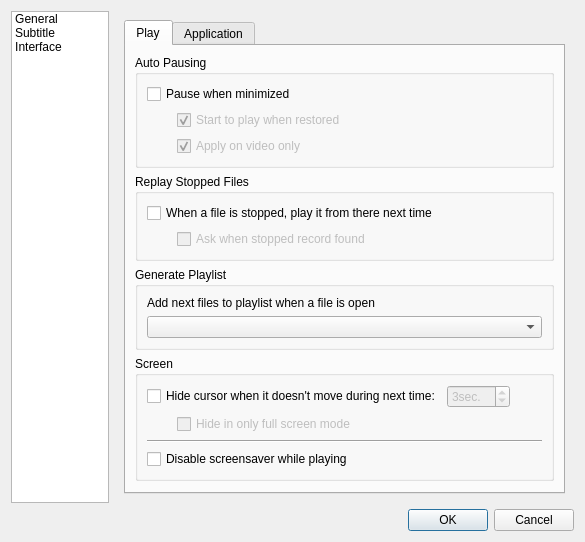
The window that ui/pref_dialog.ui (bylee20/cmplayer-kldp.net) describes before a commit, drawn with Qt 5.
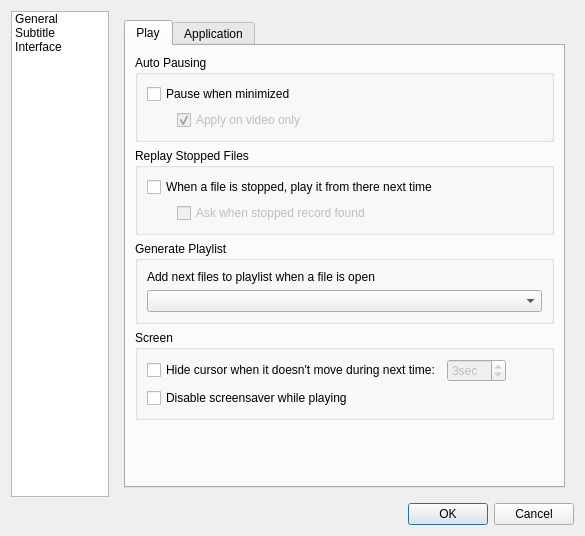
The same window after the commit. The open tabs and pages were chosen to show the change. Icons and pictures are not drawn. Custom widgets are drawn as their Qt base class.

Diff of the .ui file:
```diff
--- a/ui/pref_dialog.ui
+++ b/ui/pref_dialog.ui
@@ -114,37 +114,8 @@
                  </widget>
                 </item>
                 <item>
-                 <layout class="QGridLayout" name="gridLayout_6">
-                  <item row="0" column="0">
-                   <spacer name="spacer">
-                    <property name="orientation">
-                     <enum>Qt::Horizontal</enum>
-                    </property>
-                    <property name="sizeType">
-                     <enum>QSizePolicy::Fixed</enum>
-                    </property>
-                    <property name="sizeHint" stdset="0">
-                     <size>
-                      <width>30</width>
-                      <height>20</height>
-                     </size>
-                    </property>
-                   </spacer>
-                  </item>
-                  <item row="0" column="1">
-                   <widget class="QCheckBox" name="playRestored">
-                    <property name="enabled">
-                     <bool>false</bool>
-                    </property>
-                    <property name="text">
-                     <string>Start to play when restored</string>
-                    </property>
-                    <property name="checked">
-                     <bool>true</bool>
-                    </property>
-                   </widget>
-                  </item>
-                  <item row="1" column="0">
+                 <layout class="QHBoxLayout" name="horizontalLayout_3">
+                  <item>
                    <spacer name="horizontalSpacer_7">
                     <property name="orientation">
                      <enum>Qt::Horizontal</enum>
@@ -160,7 +131,7 @@
                     </property>
                    </spacer>
                   </item>
-                  <item row="1" column="1">
+                  <item>
                    <widget class="QCheckBox" name="pauseVideoOnly">
                     <property name="enabled">
                      <bool>false</bool>
@@ -274,7 +245,7 @@
                      <bool>true</bool>
                     </property>
                     <property name="suffix">
-                     <string>sec.</string>
+                     <string>sec</string>
                     </property>
                     <property name="minimum">
                      <number>1</number>
@@ -300,44 +271,7 @@
                  </layout>
                 </item>
                 <item>
-                 <layout class="QHBoxLayout" name="horizontalLayout_13">
-                  <item>
-                   <spacer name="horizontalSpacer_15">
-                    <property name="orientation">
-                     <enum>Qt::Horizontal</enum>
-                    </property>
-                    <property name="sizeType">
-                     <enum>QSizePolicy::Fixed</enum>
-                    </property>
-                    <property name="sizeHint" stdset="0">
-                     <size>
-                      <width>30</width>
-                      <height>20</height>
-                     </size>
-                    </property>
-                   </spacer>
-                  </item>
-                  <item>
-                   <widget class="QCheckBox" name="hideInFullScreen_2">
-                    <property name="enabled">
-                     <bool>false</bool>
-                    </property>
-                    <property name="text">
-                     <string>Hide in only full screen mode</string>
-                    </property>
-                   </widget>
-                  </item>
-                 </layout>
-                </item>
-                <item>
-                 <widget class="Line" name="line_3">
-                  <property name="orientation">
-                   <enum>Qt::Horizontal</enum>
-                  </property>
-                 </widget>
-                </item>
-                <item>
-                 <widget class="QCheckBox" name="disableSS_2">
+                 <widget class="QCheckBox" name="disableSS">
                   <property name="text">
                    <string>Disable screensaver while playing</string>
                   </property>
@@ -354,7 +288,7 @@
                <property name="sizeHint" stdset="0">
                 <size>
                  <width>0</width>
-                 <height>17</height>
+                 <height>53</height>
                 </size>
                </property>
               </spacer>
```
Left out of the diff: 66 changed lines with no effect on the pictures.
